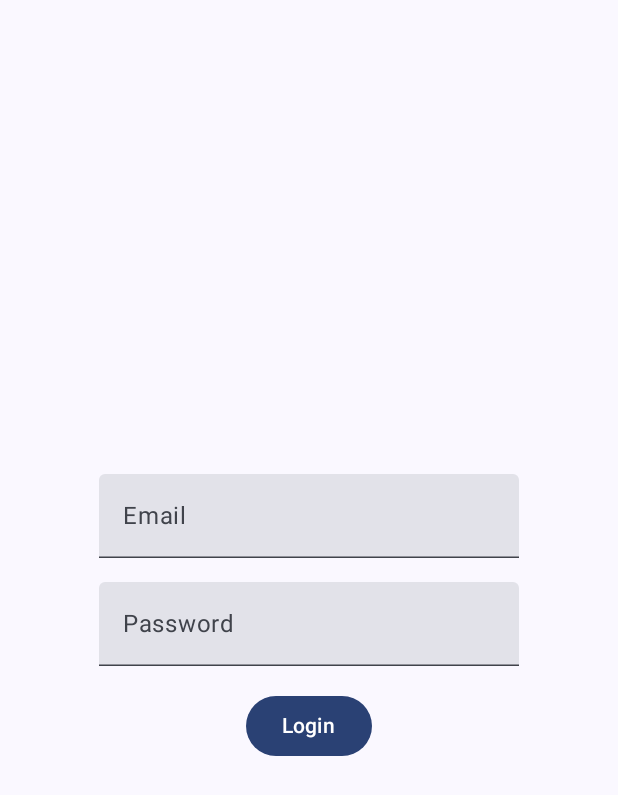
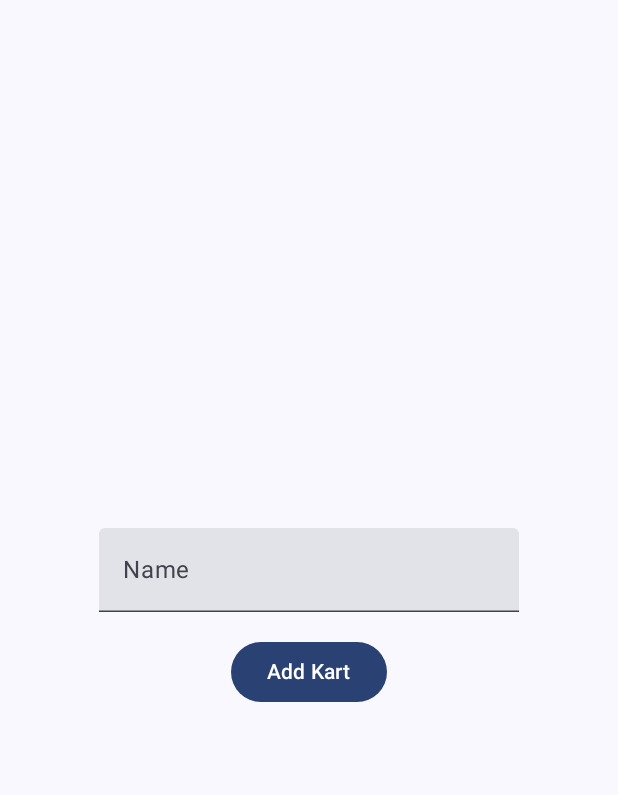
Before and after one commit to lgleto/PDM2627, an Android app built with Jetpack Compose: the AddKartView screen opened through its navigation route, on a phone screen of 412 x 824 dp. Shown: the top 795 px of the screen. Run offline under Robolectric (Android 15) with nearby library versions, the phone set to English and light mode, and no system bars; our stand-ins replace Firebase (no records; nobody signed in at launch, a user with empty details on screens opened directly).

Commit message:
AnyList example Firebase Auth & Firestore

```diff
--- a/AnyList/app/build.gradle.kts
+++ b/AnyList/app/build.gradle.kts
@@ -58,4 +58,6 @@ dependencies {
     // firebase
     implementation(platform("com.google.firebase:firebase-bom:35.1.0"))
     implementation("com.google.firebase:firebase-analytics")
+    implementation("com.google.firebase:firebase-auth")
+    implementation("com.google.firebase:firebase-firestore")
 }
--- a/AnyList/app/src/main/java/upca/example/anylist/LoginViewModel.kt
+++ /dev/null
@@ -1,38 +0,0 @@
-package upca.example.anylist
-
-import androidx.lifecycle.ViewModel
-import kotlinx.coroutines.flow.MutableStateFlow
-import kotlinx.coroutines.flow.StateFlow
-
-
-data class LoginViewState(
-    val email: String = "",
-    val password: String = "",
-    val isLoading : Boolean = false,
-    val error : String? = null
-)
-
-class LoginViewModel : ViewModel(){
-
-    private val _uiState = MutableStateFlow(LoginViewState())
-    val uiState : StateFlow<LoginViewState> = _uiState
-
-    fun updateEmail(email : String){
-        _uiState.value = _uiState.value.copy(
-            email = email
-        )
-    }
-
-    fun updatePassword(password : String){
-        _uiState.value = _uiState.value.copy(
-            password = password
-        )
-    }
-
-    fun login(onSuccess : ()-> Unit){
-        _uiState.value = _uiState.value.copy(
-            isLoading = true
-        )
-        onSuccess()
-    }
-}
--- a/AnyList/app/src/main/java/upca/example/anylist/MainActivity.kt
+++ b/AnyList/app/src/main/java/upca/example/anylist/MainActivity.kt
@@ -8,14 +8,19 @@ import androidx.compose.foundation.layout.fillMaxSize
 import androidx.compose.foundation.layout.padding
 import androidx.compose.material3.Scaffold
 import androidx.compose.material3.Text
-import androidx.compose.runtime.Composable
+import androidx.compose.runtime.LaunchedEffect
 import androidx.compose.ui.Modifier
-import androidx.compose.ui.tooling.preview.Preview
 import androidx.navigation.compose.NavHost
 import androidx.navigation.compose.composable
 import androidx.navigation.compose.rememberNavController
+import com.google.firebase.Firebase
+import com.google.firebase.auth.auth
+import upca.example.anylist.ui.home.KartView
+import upca.example.anylist.ui.login.LoginView
 import upca.example.anylist.ui.theme.AnyListTheme
+import upca.example.myshoppinglist.ui.home.kart.AddKartView
 
+const val TAG = "AnyList"
 class MainActivity : ComponentActivity() {
     override fun onCreate(savedInstanceState: Bundle?) {
         super.onCreate(savedInstanceState)
@@ -23,6 +28,14 @@ class MainActivity : ComponentActivity() {
         setContent {
             AnyListTheme {
                 val navController = rememberNavController()
+
+                LaunchedEffect(Unit) {
+                    val auth = Firebase.auth
+                    val currentUser = auth.currentUser
+                    if (currentUser != null) {
+                        navController.navigate(Screen.Home.route)
+                    }
+                }
                 Scaffold(modifier = Modifier.fillMaxSize()) { innerPadding ->
                     NavHost(
                         navController = navController,
@@ -30,7 +43,14 @@ class MainActivity : ComponentActivity() {
                         modifier = Modifier.padding(innerPadding)
                     ){
                         composable( route = Screen.Home.route ){
-                            Text("Home")
+                            KartView(
+                                navController = navController
+                            )
+                        }
+                        composable( route = Screen.AddKart.route ){
+                            AddKartView(
+                                navController = navController
+                            )
                         }
                         composable (route = Screen.Login.route) {
                             LoginView(
@@ -47,4 +67,7 @@ class MainActivity : ComponentActivity() {
 sealed class Screen(val route: String){
     object Home : Screen ("home")
     object Login : Screen ("login")
+
+    object AddKart : Screen("add_kart")
+
 }
--- a/AnyList/app/src/main/java/upca/example/anylist/LoginView.kt
+++ b/AnyList/app/src/main/java/upca/example/anylist/ui/home/AddKartView.kt
@@ -1,10 +1,9 @@
-package upca.example.anylist
+package upca.example.myshoppinglist.ui.home.kart
 
 import androidx.compose.foundation.layout.Arrangement
 import androidx.compose.foundation.layout.Column
 import androidx.compose.foundation.layout.fillMaxSize
 import androidx.compose.foundation.layout.padding
-import androidx.compose.foundation.layout.size
 import androidx.compose.material3.Button
 import androidx.compose.material3.CircularProgressIndicator
 import androidx.compose.material3.Text
@@ -23,64 +22,55 @@ import androidx.navigation.compose.rememberNavController
 import upca.example.anylist.ui.theme.AnyListTheme
 
 @Composable
-fun LoginView (
+fun AddKartView(
     modifier: Modifier = Modifier,
-    navController : NavController = rememberNavController()
+    navController: NavController = rememberNavController(),
 ){
 
-    val viewModel : LoginViewModel = viewModel()
+    val viewModel : AddKartViewModel = viewModel()
     val uiState by viewModel.uiState.collectAsState()
 
     Column(
         modifier = modifier.fillMaxSize(),
         verticalArrangement = Arrangement.Center,
         horizontalAlignment = Alignment.CenterHorizontally
-    ){
+    ) {
         TextField(
-            value = uiState.email,
-            label = {
-                Text("Email")
-            },
+            value = uiState.kartName?:"",
+            label = { Text("Name") },
+            modifier = Modifier.padding(8.dp),
             onValueChange = {
-                viewModel.updateEmail(it)
-            },
-            modifier = Modifier.padding(8.dp)
-        )
-        TextField(
-            value = uiState.password,
-            label = {
-                Text("Password")
-            },
-            onValueChange = {
-                viewModel.updatePassword(it)
-            },
-            modifier = Modifier.padding(8.dp)
+                viewModel.editKartName(it)
+            }
         )
         Button(
             modifier = Modifier.padding(8.dp),
             onClick = {
-                viewModel.login {
-                    navController.navigate(Screen.Home.route)
-                }
+                viewModel.addKart()
+                navController.popBackStack()
             },
             enabled = !uiState.isLoading
         ) {
-            Text("Login")
-            if(uiState.isLoading){
+            Text("Add Kart")
+            if (uiState.isLoading){
                 CircularProgressIndicator(
+                    modifier = Modifier.padding(8.dp),
                     color = Color.White,
-                    modifier = Modifier
-                        .padding(8.dp)
                 )
             }
         }
+        uiState.error?.let{
+            Text(it)
+        }
+
     }
+
 }
 
 @Preview(showBackground = true)
 @Composable
-fun LoginViewPreview(){
-    AnyListTheme {
-        LoginView()
+fun AddKartViewPreview() {
+    AnyListTheme () {
+        AddKartView()
     }
 }
--- /dev/null
+++ b/AnyList/app/src/main/java/upca/example/anylist/ui/home/AddKartViewModel.kt
@@ -0,0 +1,43 @@
+package upca.example.myshoppinglist.ui.home.kart
+
+import androidx.lifecycle.ViewModel
+import com.google.firebase.Firebase
+import com.google.firebase.auth.auth
+import com.google.firebase.firestore.firestore
+import kotlinx.coroutines.flow.MutableStateFlow
+import kotlinx.coroutines.flow.StateFlow
+import kotlinx.coroutines.flow.asStateFlow
+import upca.example.anylist.models.Kart
+
+
+data class AddKartViewState (
+    var kartName : String = "",
+    var error : String? = null,
+    var isLoading : Boolean = false
+    )
+
+class AddKartViewModel : ViewModel() {
+
+    private val _uiState = MutableStateFlow(AddKartViewState())
+    val uiState: StateFlow<AddKartViewState> = _uiState.asStateFlow()
+
+    fun editKartName(name: String){
+        _uiState.value = _uiState.value.copy(
+            kartName = name)
+    }
+
+    fun addKart () {
+        _uiState.value = _uiState.value.copy(
+            isLoading = true,
+            error =  null)
+        val db = Firebase.firestore
+        val currentUser = Firebase.auth.currentUser
+        val kart = Kart(
+            name = _uiState.value.kartName,
+            userIds = arrayListOf<String>(currentUser!!.uid)
+        )
+
+        db.collection("karts")
+            .add(kart)
+    }
+}
--- /dev/null
+++ b/AnyList/app/src/main/java/upca/example/anylist/ui/home/KartView.kt
@@ -0,0 +1,89 @@
+package upca.example.anylist.ui.home
+
+import androidx.compose.foundation.clickable
+import androidx.compose.foundation.layout.Box
+import androidx.compose.foundation.layout.fillMaxSize
+import androidx.compose.foundation.layout.fillMaxWidth
+import androidx.compose.foundation.layout.padding
+import androidx.compose.foundation.lazy.LazyColumn
+import androidx.compose.foundation.lazy.itemsIndexed
+import androidx.compose.material3.Button
+import androidx.compose.material3.Text
+import androidx.compose.runtime.Composable
+import androidx.compose.runtime.LaunchedEffect
+import androidx.compose.runtime.collectAsState
+import androidx.compose.runtime.getValue
+import androidx.compose.ui.Alignment
+import androidx.compose.ui.Modifier
+import androidx.compose.ui.tooling.preview.Preview
+import androidx.compose.ui.unit.dp
+import androidx.lifecycle.viewmodel.compose.viewModel
+import androidx.navigation.NavController
+import androidx.navigation.compose.rememberNavController
+import upca.example.anylist.Screen
+import upca.example.anylist.ui.theme.AnyListTheme
+
+@Composable
+fun KartView (
+    modifier: Modifier = Modifier,
+    navController : NavController = rememberNavController()
+){
+
+    val viewModel : KartViewModel = viewModel()
+    val uiState by viewModel.uiState.collectAsState()
+
+    LaunchedEffect(Unit) {
+        viewModel.fetchKarts()
+    }
+
+    Box(
+        modifier = modifier.fillMaxSize(),
+        contentAlignment = Alignment.BottomEnd
+    ) {
+        if (uiState.isLoading) {
+            Box(
+                Modifier.fillMaxSize(),
+                contentAlignment = Alignment.Center
+            ) {
+                Text("Loading karts...   ")
+            }
+        } else if (uiState.karts.isEmpty()) {
+            Box(
+                Modifier.fillMaxSize(),
+                contentAlignment = Alignment.Center
+            ) {
+                Text("No karts found!")
+            }
+        } else {
+            LazyColumn(modifier = Modifier.fillMaxSize()) {
+                itemsIndexed(
+                    items = uiState.karts,
+                ) { index, kart ->
+                    Text(
+                        kart.name ?: "",
+                        modifier = Modifier
+                            .fillMaxWidth()
+                            .padding(16.dp)
+                    )
+                }
+            }
+        }
+
+        Button(
+            modifier = Modifier.padding(16.dp),
+            onClick = {
+               navController.navigate(Screen.AddKart.route)
+            }) {
+            Text("Add kart")
+        }
+    }
+
+}
+
+@Preview(showBackground = true)
+@Composable
+fun KartViewPreview(){
+    AnyListTheme {
+        KartView()
+    }
+}
--- /dev/null
+++ b/AnyList/app/src/main/java/upca/example/anylist/ui/home/KartViewModel.kt
@@ -0,0 +1,63 @@
+package upca.example.anylist.ui.home
+
+import android.util.Log
+import androidx.lifecycle.ViewModel
+import com.google.firebase.Firebase
+import com.google.firebase.auth.auth
+import com.google.firebase.firestore.firestore
+import kotlinx.coroutines.flow.MutableStateFlow
+import kotlinx.coroutines.flow.StateFlow
+import upca.example.anylist.TAG
+import upca.example.anylist.models.Kart
+import upca.example.anylist.models.User
+
+
+data class KartViewState(
+    val karts: List<Kart> = emptyList(),
+    val isLoading : Boolean = false,
+    val error : String? = null
+)
+
+class KartViewModel : ViewModel(){
+
+    private val _uiState = MutableStateFlow(KartViewState())
+    val uiState : StateFlow<KartViewState> = _uiState
+
+
+
+    fun fetchKarts(){
+
+        _uiState.value = _uiState.value.copy(
+            isLoading = true
+        )
+        val auth = Firebase.auth
+        val currentUser = auth.currentUser ?: return
+        val db = Firebase.firestore
+        db.collection("karts")
+            .whereArrayContains("userIds", currentUser.uid)
+            .addSnapshotListener { value, e ->
+                if (e != null) {
+                    Log.w(TAG, "Listen failed.", e)
+                    _uiState.value = _uiState.value.copy(
+                        isLoading = false,
+                        error = e.localizedMessage
+                    )
+                    return@addSnapshotListener
+                }
+
+                val karts = ArrayList<Kart>()
+                for (doc in value!!) {
+                    val kart = doc.toObject(Kart::class.java)
+                    kart.id = doc.id
+                    karts.add(kart)
+                }
+                _uiState.value = _uiState.value.copy(
+                    karts = karts,
+                    isLoading = false,
+                    error = null
+                )
+
+
+            }
+    }
+}
--- /dev/null
+++ b/AnyList/app/src/main/java/upca/example/anylist/ui/login/LoginView.kt
@@ -0,0 +1,93 @@
+package upca.example.anylist.ui.login
+
+import androidx.compose.foundation.layout.Arrangement
+import androidx.compose.foundation.layout.Column
+import androidx.compose.foundation.layout.fillMaxSize
+import androidx.compose.foundation.layout.padding
+import androidx.compose.material3.Button
+import androidx.compose.material3.CircularProgressIndicator
+import androidx.compose.material3.Text
+import androidx.compose.material3.TextField
+import androidx.compose.runtime.Composable
+import androidx.compose.runtime.collectAsState
+import androidx.compose.runtime.getValue
+import androidx.compose.ui.Alignment
+import androidx.compose.ui.Modifier
+import androidx.compose.ui.graphics.Color
+import androidx.compose.ui.tooling.preview.Preview
+import androidx.compose.ui.unit.dp
+import androidx.lifecycle.viewmodel.compose.viewModel
+import androidx.navigation.NavController
+import androidx.navigation.compose.rememberNavController
+import upca.example.anylist.Screen
+import upca.example.anylist.ui.theme.AnyListTheme
+
+@Composable
+fun LoginView (
+    modifier: Modifier = Modifier,
+    navController : NavController = rememberNavController()
+){
+
+    val viewModel : LoginViewModel = viewModel()
+    val uiState by viewModel.uiState.collectAsState()
+
+    Column(
+        modifier = modifier.fillMaxSize(),
+        verticalArrangement = Arrangement.Center,
+        horizontalAlignment = Alignment.CenterHorizontally
+    ){
+        TextField(
+            value = uiState.email,
+            label = {
+                Text("Email")
+            },
+            onValueChange = {
+                viewModel.updateEmail(it)
+            },
+            modifier = Modifier.padding(8.dp)
+        )
+        TextField(
+            value = uiState.password,
+            label = {
+                Text("Password")
+            },
+            onValueChange = {
+                viewModel.updatePassword(it)
+            },
+            modifier = Modifier.padding(8.dp)
+        )
+        Button(
+            modifier = Modifier.padding(8.dp),
+            onClick = {
+                viewModel.login {
+                    navController.navigate(Screen.Home.route)
+                }
+            },
+            enabled = !uiState.isLoading
+        ) {
+            Text("Login")
+            if(uiState.isLoading){
+                CircularProgressIndicator(
+                    color = Color.White,
+                    modifier = Modifier
+                        .padding(8.dp)
+                )
+            }
+        }
+        uiState.error?.let {
+            Text(
+                uiState.error?:"",
+                modifier = Modifier
+                    .padding(8.dp)
+            )
+        }
+    }
+}
+
+@Preview(showBackground = true)
+@Composable
+fun LoginViewPreview(){
+    AnyListTheme {
+        LoginView()
+    }
+}
```
Also changed, not shown: AnyList/app/src/main/java/upca/example/anylist/models/Kart.kt (added, +7 -0 lines), AnyList/app/src/main/java/upca/example/anylist/models/Product.kt (added, +8 -0 lines), AnyList/app/src/main/java/upca/example/anylist/models/User.kt (added, +7 -0 lines), AnyList/app/src/main/java/upca/example/anylist/ui/login/LoginViewModel.kt (added, +94 -0 lines).
